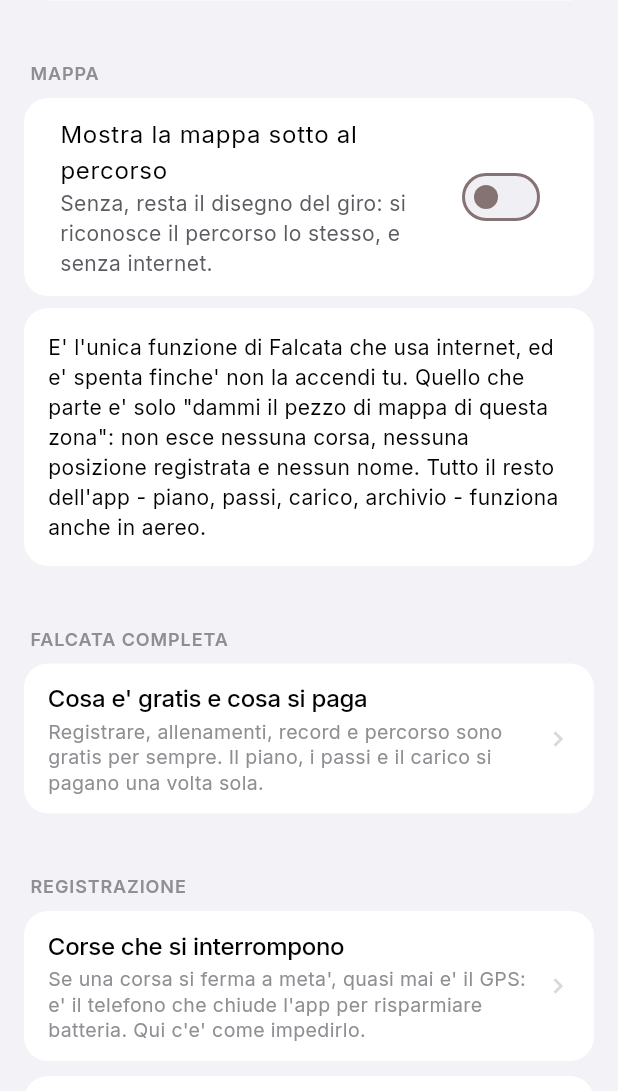
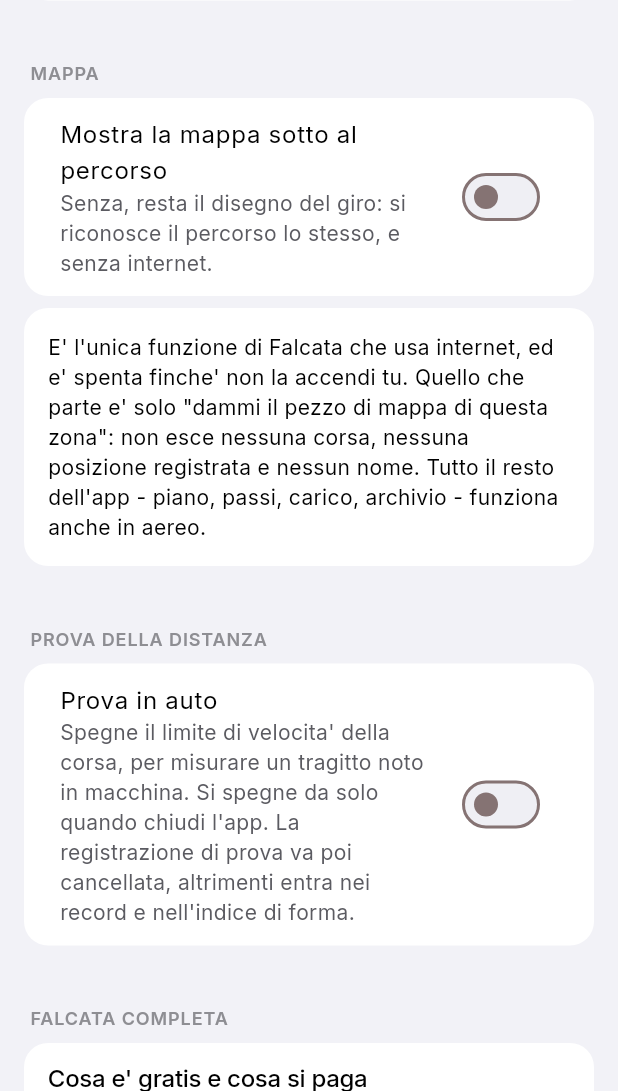
Before and after one commit to carlodiluigi-glitch/run-coach-app, a Flutter app: the SettingsScreen screen opened by its route, scrolled down 1728 dp, on a phone screen of 412 x 824 dp, the part 145-1236 px from its top. Run offline on Flutter 3.47's test engine with Material 3 defaults, Android fonts, the phone set to English and light mode, and no system bars; our stand-ins replace flutter_tts, geolocator; missing offline and left inert: geolocator_android.

Commit message:
Distanza: un punto GPS al secondo, buchi contati in linea dritta, prova in auto

```diff
--- a/lib/providers/running_provider.dart
+++ b/lib/providers/running_provider.dart
@@ -91,6 +91,21 @@
   /// Trenta secondi: sotto e' un semaforo o un sottopasso, sopra e' Android
   /// che ha messo l'app a dormire.
   static const int gpsStallSeconds = 30;
+
+  // ------------------------------------------------------- prova in auto
+  bool _provaInAuto = false;
+
+  /// `true` se il tetto di velocita' della corsa e' spento per una prova.
+  ///
+  /// Non si salva: alla chiusura dell'app torna spento da solo, cosi' non
+  /// resta acceso per sbaglio nelle corse vere.
+  bool get provaInAuto => _provaInAuto;
+
+  void setProvaInAuto(bool acceso) {
+    _provaInAuto = acceso;
+    _filter.senzaLimiteVelocita = acceso;
+    notifyListeners();
+  }
 
   int _lastSnapshotSecond = -999;
   bool _snapshotInFlight = false;
--- a/lib/screens/run_screen.dart
+++ b/lib/screens/run_screen.dart
@@ -272,6 +272,13 @@
   }
 
   String _gpsQualityLabel(RunningProvider run) {
+    final String segnale = _gpsSignalLabel(run);
+    if (!run.provaInAuto) return segnale;
+    return '$segnale\nPROVA IN AUTO: limite di velocita\' spento. '
+        'Si spegne da solo alla chiusura dell\'app.';
+  }
+
+  String _gpsSignalLabel(RunningProvider run) {
     switch (run.gpsQuality) {
       case 3:
         return 'Segnale ottimo (precisione ${run.accuracy?.round()} m).';
--- a/lib/screens/settings_screen.dart
+++ b/lib/screens/settings_screen.dart
@@ -4,6 +4,7 @@
 import '../app/app.dart';
 import '../app/routes.dart';
 import '../models/user_settings.dart';
+import '../providers/running_provider.dart';
 import '../providers/settings_provider.dart';
 import '../services/map_tile_service.dart';
 import '../widgets/app_card.dart';
@@ -325,6 +326,24 @@
             ),
 
             const SizedBox(height: 20),
+            const SectionTitle('Prova della distanza'),
+            AppCard(
+              padding: const EdgeInsets.symmetric(horizontal: 8, vertical: 4),
+              child: SwitchListTile(
+                value: context.watch<RunningProvider>().provaInAuto,
+                onChanged: context.read<RunningProvider>().setProvaInAuto,
+                title: const Text('Prova in auto'),
+                subtitle: const Text(
+                  'Spegne il limite di velocita\' della corsa, per misurare '
+                  'un tragitto noto in macchina. Si spegne da solo quando '
+                  'chiudi l\'app. La registrazione di prova va poi '
+                  'cancellata, altrimenti entra nei record e nell\'indice di '
+                  'forma.',
+                ),
+              ),
+            ),
+
+            const SizedBox(height: 20),
             const SectionTitle('Falcata completa'),
             InsetList(
               children: <Widget>[
--- a/pubspec.yaml
+++ b/pubspec.yaml
@@ -2,7 +2,7 @@
 description: "Run Coach - app Android per la corsa: GPS, allenamenti a intervalli, coach vocale, storico e gestione scarpe."
 publish_to: 'none'
 
-version: 2.2.0+23
+version: 2.2.1+24
 
 environment:
   sdk: ">=3.4.0 <4.0.0"
```
Also changed, not shown: lib/services/gps_filter.dart (+52 -7 lines), lib/services/gps_service.dart (+11 -1 lines), 1 other file.
